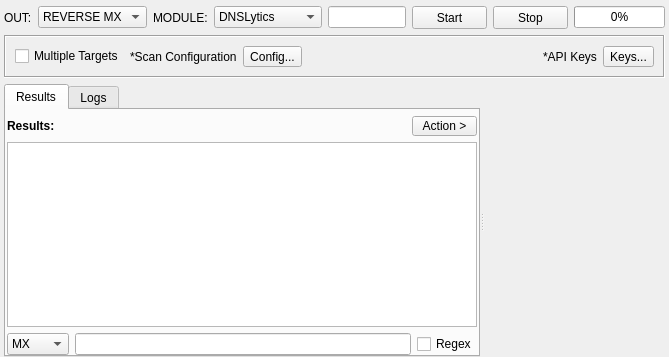
This is sub3suite/src/enums/mx/MXEnum.ui in 3nock/OTE as Qt 5 draws it before an edit. The edited form follows.
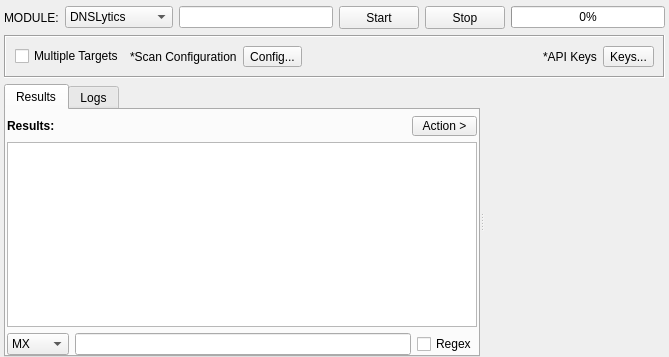
This is the edited form. Custom widgets are drawn as their Qt base class.

```diff
--- a/sub3suite/src/enums/mx/MXEnum.ui
+++ b/sub3suite/src/enums/mx/MXEnum.ui
@@ -28,28 +28,6 @@
    </property>
    <item>
     <layout class="QHBoxLayout" name="horizontalLayout">
-     <item>
-      <widget class="QLabel" name="labelOut">
-       <property name="text">
-        <string>OUT:</string>
-       </property>
-      </widget>
-     </item>
-     <item>
-      <widget class="QComboBox" name="comboBoxOption">
-       <property name="minimumSize">
-        <size>
-         <width>0</width>
-         <height>0</height>
-        </size>
-       </property>
-       <item>
-        <property name="text">
-         <string>REVERSE MX</string>
-        </property>
-       </item>
-      </widget>
-     </item>
      <item>
       <widget class="QLabel" name="labelModule">
        <property name="text">
```
